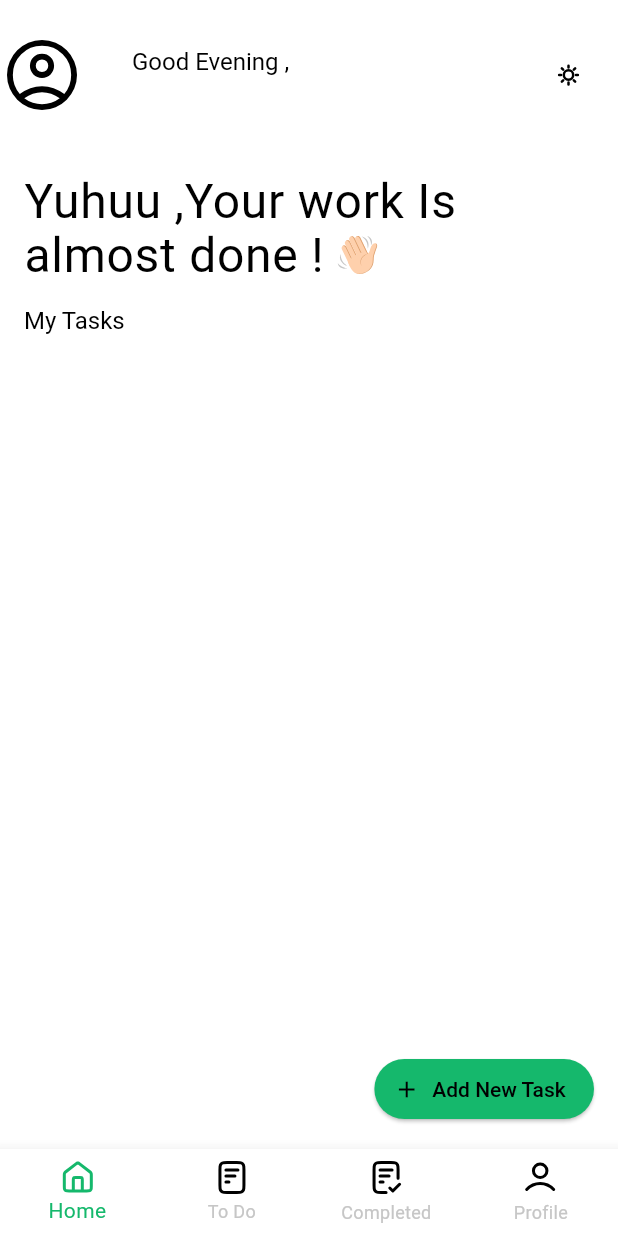
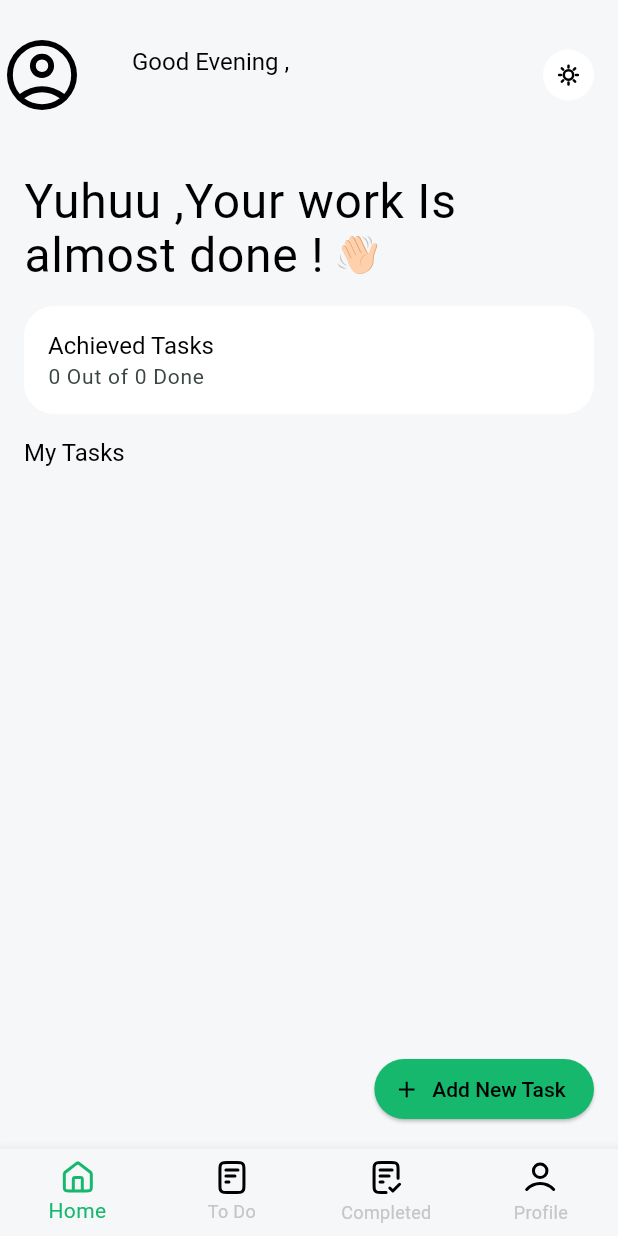
Before and after one commit to Reham-mnh/tasky, a Flutter app: the screen it shows after launch, after a tap on "Let’s Get Started", on a phone screen of 412 x 824 dp. Run offline on Flutter 3.47's test engine with Material 3 defaults, Android fonts, the phone set to English and light mode, and no system bars; our stand-ins replace adaptive_theme, equatable, flutter_svg, image_picker, shared_preferences, sqflite; accounts and stored records are empty; project files that could hold a hidden picture were left out.

Commit message:
add image picker package ,adjust light mode colors

```diff
--- a/lib/screens/home_screen.dart
+++ b/lib/screens/home_screen.dart
@@ -1,3 +1,4 @@
+
 import 'package:flutter/material.dart';
 import 'package:flutter_svg/svg.dart';
 import 'package:tasky/database/app_database.dart';
@@ -15,7 +16,7 @@ class HomeScreen extends StatefulWidget {
 
 class _HomeScreenState extends State<HomeScreen> {
   List<TaskModel> lists = [];
-
+  List<TaskModel> completedTask = [];
 
   @override
   void initState() {
@@ -25,9 +26,11 @@ class _HomeScreenState extends State<HomeScreen> {
   }
 
   void getData() async {
-    final reslist = await AppDatabase().getTasks();
+    final resultList = await AppDatabase().getTasks();
+    final completed = await AppDatabase().getSelectedTasks();
     setState(() {
-      lists = reslist;
+      lists = resultList;
+      completedTask = completed;
     });
   }
 
@@ -37,12 +40,10 @@ class _HomeScreenState extends State<HomeScreen> {
     getData();
   }
 
-
-
   @override
   Widget build(BuildContext context) {
     return Scaffold(
-      appBar: HomeAppbar( ),
+      appBar: HomeAppbar(),
 
       body: SafeArea(
         child: Padding(
@@ -52,20 +53,45 @@ class _HomeScreenState extends State<HomeScreen> {
             children: [
               Text(
                 'Yuhuu ,Your work Is ',
-                style: Theme.of(context).textTheme.displayLarge!.copyWith(fontSize: 32),
+                style: Theme.of(
+                  context,
+                ).textTheme.displayLarge!.copyWith(fontSize: 32),
               ),
               Row(
                 children: [
                   Text(
                     'almost done ! ',
-                    style: Theme.of(context).textTheme.displayLarge!.copyWith(fontSize: 32),
+                    style: Theme.of(
+                      context,
+                    ).textTheme.displayLarge!.copyWith(fontSize: 32),
                   ),
 
                   SvgPicture.asset('assets/hand.svg'),
                 ],
               ),
-              SizedBox(height: 16,),
-              Text('My Tasks', style: Theme.of(context).textTheme.displayMedium),
+              SizedBox(height: 16),
+              Container(
+                width: double.infinity,
+                height: 72,
+                decoration: BoxDecoration(
+                  color: Theme.of(context).cardColor,
+                  borderRadius: BorderRadius.circular(20),
+                ),
+                child: ListTile(
+                  title: Text('Achieved Tasks',style: Theme.of(context).textTheme.displayMedium,),
+                  subtitle:  Text(
+                '${completedTask.length} Out of ${lists.length} Done',
+                style: Theme.of(context).textTheme.labelMedium,
+              ),
+                ),
+              ),
+
+              SizedBox(height: 16),
+
+              Text(
+                'My Tasks',
+                style: Theme.of(context).textTheme.displayMedium,
+              ),
               SizedBox(height: 16),
               Expanded(
                 child: ListView.builder(
@@ -88,7 +114,9 @@ class _HomeScreenState extends State<HomeScreen> {
                     onPressed: () async {
                       final result = await Navigator.push(
                         context,
-                        MaterialPageRoute(builder: (context) => AddTaskScreen()),
+                        MaterialPageRoute(
+                          builder: (context) => AddTaskScreen(),
+                        ),
                       );
                       if (result == true) {
                         getData();
@@ -103,7 +131,6 @@ class _HomeScreenState extends State<HomeScreen> {
           ),
         ),
       ),
-
     );
   }
 }
--- a/lib/them_data/theme_data_dark.dart
+++ b/lib/them_data/theme_data_dark.dart
@@ -3,6 +3,7 @@ import 'package:tasky/app_color/app_color_dark.dart';
 
 ThemeData getThemeDataDark() {
   return ThemeData(
+
     cardColor: Color(0xff282828),
     iconTheme: IconThemeData(color: AppColorDark.fontColor),
     appBarTheme: AppBarTheme(
@@ -23,26 +24,33 @@ ThemeData getThemeDataDark() {
         letterSpacing: 0.5,
         color: AppColorDark.fontColor,
       ),
+
       displayMedium: TextStyle(
         fontWeight: FontWeight.w400,
         fontSize: 16,
         color: AppColorDark.fontColor,
       ),
+
       displaySmall: TextStyle(
         fontWeight: FontWeight.w400,
         fontSize: 14,
-        color: Color(0xffC6C6C6),
+        color: AppColorDark.fontColor2,
       ),
+
       labelLarge: TextStyle(
         fontWeight: FontWeight.w400,
         fontSize: 20,
         letterSpacing: 0.5,
         color: AppColorDark.fontColor,
       ),
+      labelMedium: TextStyle(
+        fontWeight: FontWeight.w400,
+        fontSize :14,
+        color: AppColorDark.fontColor2
+      )
     ),
     switchTheme: SwitchThemeData(
       thumbColor: WidgetStateProperty.all(AppColorDark.fontColor),
-
     ),
 
     elevatedButtonTheme: ElevatedButtonThemeData(
--- a/lib/them_data/theme_data_light.dart
+++ b/lib/them_data/theme_data_light.dart
@@ -1,14 +1,15 @@
 import 'package:flutter/material.dart';
-import 'package:tasky/app_color/app_color_dark.dart';
 import 'package:tasky/app_color/app_color_light.dart';
 
 ThemeData getThemeDataLight() {
   return ThemeData(
     cardColor: Colors.white,
+
     primaryColor: Colors.white,
+
     iconTheme: IconThemeData(color: AppColorLight.fontColor),
     appBarTheme: AppBarTheme(
-      backgroundColor: AppColorLight.appColor,
+      backgroundColor: AppColorLight.backgroundColor,
       iconTheme: IconThemeData(color: AppColorLight.fontColor),
       titleTextStyle: TextStyle(
         color: AppColorLight.fontColor,
@@ -17,7 +18,8 @@ ThemeData getThemeDataLight() {
       ),
       foregroundColor: AppColorLight.fontColor,
     ),
-    scaffoldBackgroundColor: AppColorLight.appColor,
+    scaffoldBackgroundColor: AppColorLight.backgroundColor,
+
     textTheme: TextTheme(
       displayLarge: TextStyle(
         fontWeight: FontWeight.w400,
@@ -25,22 +27,31 @@ ThemeData getThemeDataLight() {
         letterSpacing: 0.5,
         color: AppColorLight.fontColor,
       ),
+
       displayMedium: TextStyle(
         fontWeight: FontWeight.w400,
         fontSize: 16,
         color: AppColorLight.fontColor,
       ),
+
       displaySmall: TextStyle(
         fontWeight: FontWeight.w400,
         fontSize: 14,
-        color: Color(0xffC6C6C6),
+        color: AppColorLight.fontColor2,
       ),
+
       labelLarge: TextStyle(
         fontWeight: FontWeight.w400,
         fontSize: 20,
         letterSpacing: 0.5,
         color: AppColorLight.fontColor,
       ),
+
+      labelMedium: TextStyle(
+        fontWeight: FontWeight.w400,
+        fontSize :14,
+        color: AppColorLight.fontColor2
+      )
     ),
 
 
@@ -57,7 +68,7 @@ ThemeData getThemeDataLight() {
       foregroundColor: Colors.white,
     ),
     bottomNavigationBarTheme: BottomNavigationBarThemeData(
-      backgroundColor: AppColorLight.appColor,
+      backgroundColor: AppColorLight.backgroundColor,
       selectedItemColor: AppColorLight.mainColor,
       unselectedItemColor: Color(0xffC6C6C6),
     ),
--- a/pubspec.yaml
+++ b/pubspec.yaml
@@ -43,6 +43,7 @@ dependencies:
   sqflite: ^2.4.2
   path: ^1.9.1
   adaptive_theme: ^3.7.1+2
+  image_picker: ^1.2.0
 dev_dependencies:
   flutter_test:
     sdk: flutter
```
Also changed, not shown: lib/app_color/app_color_dark.dart (+5 -3 lines), lib/app_color/app_color_light.dart (+6 -3 lines), lib/main.dart (+18 -14 lines), lib/screens/profile_screen.dart (+41 -10 lines), lib/widgets/tasks_widget.dart (+5 -2 lines), assets/camera-01.svg (added), assets/profilePicture.png (added), pubspec.lock, 5 other files.
